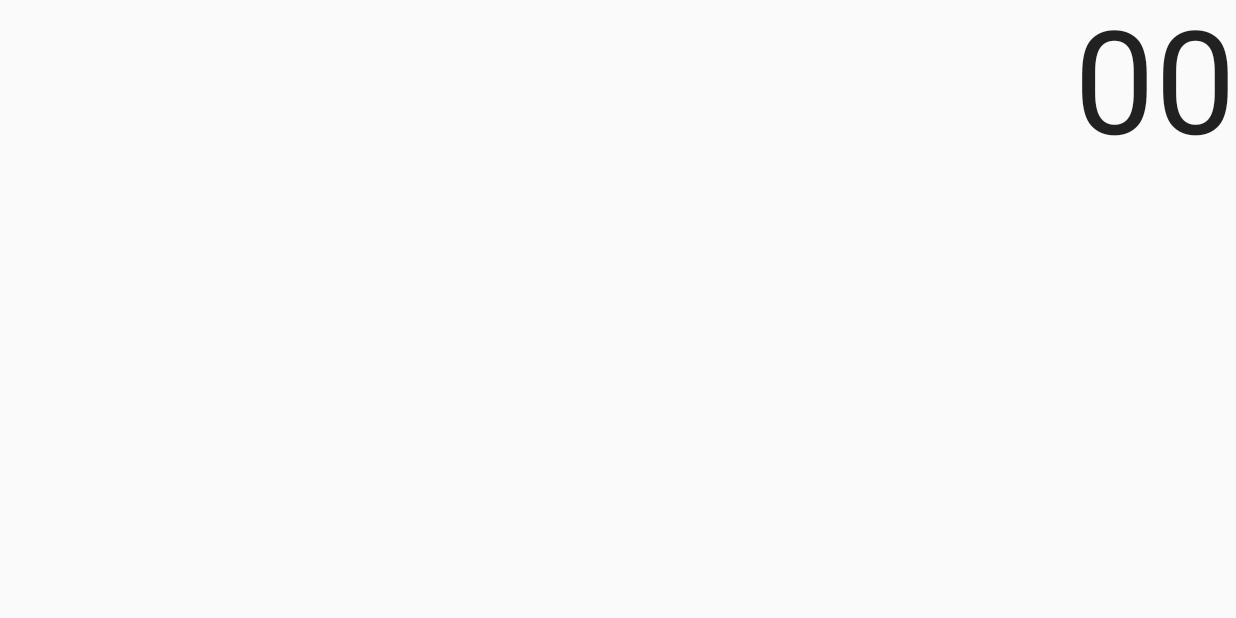
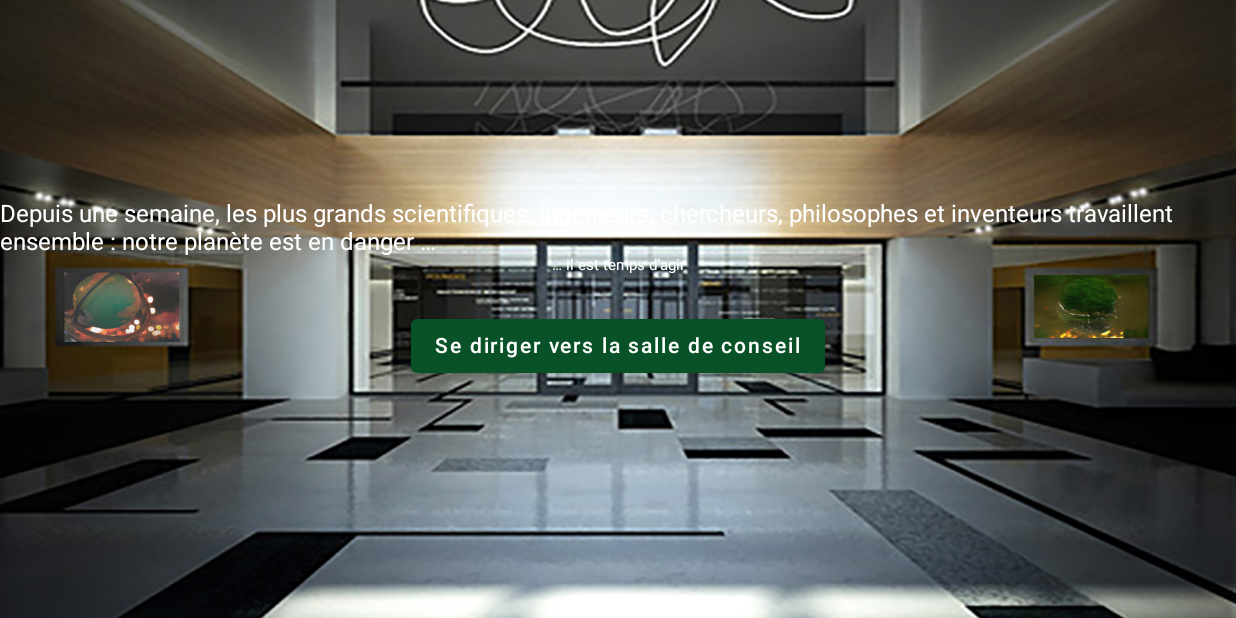
Before and after one commit to lisegt/EscapeGame, an Android app built with Jetpack Compose: the hall_accueil screen opened through its navigation route, on a phone screen of 824 x 412 dp (held sideways). Run offline under Robolectric (Android 15) with nearby library versions, the phone set to English and light mode, and no system bars.

Commit message:
couloir + entree salle conseil

```diff
--- a/app/build.gradle
+++ b/app/build.gradle
@@ -53,7 +53,8 @@ dependencies {
     implementation 'androidx.activity:activity-compose:1.3.1'
     implementation "androidx.compose.ui:ui:$compose_ui_version"
     implementation "androidx.compose.ui:ui-tooling-preview:$compose_ui_version"
-    implementation 'androidx.compose.material:material:1.3.1'
+    implementation "androidx.compose.material:material:$compose_ui_version"
+    implementation "androidx.compose.material:material-icons-extended:$compose_ui_version"
     implementation 'androidx.navigation:navigation-runtime-ktx:2.4.1'
 
     def nav_version = "2.5.3"
--- a/app/src/main/java/com/example/escapegame/hall_accueil.kt
+++ b/app/src/main/java/com/example/escapegame/hall_accueil.kt
@@ -1,58 +1,70 @@
 package com.example.escapegame
 
-import androidx.compose.animation.*
-import androidx.compose.animation.core.tween
-import androidx.compose.foundation.layout.Arrangement
-import androidx.compose.foundation.layout.Column
-import androidx.compose.foundation.layout.fillMaxSize
-import androidx.compose.material.MaterialTheme
+import androidx.compose.animation.core.spring
+import androidx.compose.foundation.layout.*
+import androidx.compose.material.Button
 import androidx.compose.material.Text
-import androidx.compose.runtime.Composable
-import androidx.compose.runtime.collectAsState
-import androidx.compose.runtime.getValue
+import androidx.compose.runtime.*
 import androidx.compose.ui.Alignment
 import androidx.compose.ui.Modifier
-import androidx.compose.ui.text.TextStyle
+import androidx.compose.ui.draw.paint
+import androidx.compose.ui.graphics.Color
+import androidx.compose.ui.layout.ContentScale
+import androidx.compose.ui.res.painterResource
 import androidx.compose.ui.text.style.TextAlign
 import androidx.compose.ui.tooling.preview.Preview
-import androidx.lifecycle.viewmodel.compose.viewModel
+import androidx.compose.ui.unit.dp
+import androidx.compose.ui.unit.sp
+import androidx.navigation.NavController
 import androidx.navigation.compose.rememberNavController
 import com.example.escapegame.ui.theme.EscapeGameTheme
 
-@ExperimentalAnimationApi
+var titreHallAccueil = "Depuis une semaine, les plus grands scientifiques, ingénieurs, chercheurs, philosophes et inventeurs travaillent ensemble : notre planète est en danger …"
+var corpsHallAccueil = "… il est temps d’agir"
 @Composable
-fun pageHallAccueil(mainViewModel: MainViewModel = viewModel()) {
-    val seconds by mainViewModel.seconds.collectAsState(initial = "00")
+fun pageHallAccueil(
+    modifier: Modifier,
+    navController: NavController
+){
+    //background avec image
+    Box(modifier = with (Modifier){
+        fillMaxSize()
+            .paint(
+                // Replace with your image id
+                painterResource(id = R.drawable.hall),
+                contentScale = ContentScale.FillBounds)
+    }
+    )
 
     Column(
-        modifier = Modifier.fillMaxSize(),
-        verticalArrangement = Arrangement.Top,
-        horizontalAlignment = Alignment.End
-    ) {
-        AnimatedContent(
-            targetState = seconds,
-            transitionSpec ={
-                addAnimation().using(SizeTransform(clip = true))
-            }
-        ) { targetCount ->
-            Text(
-                text = "$targetCount",
-                style = TextStyle(fontSize = MaterialTheme.typography.h1.fontSize),
-                textAlign = TextAlign.Center
-            )
-        }
+        modifier = modifier.fillMaxSize(),
+        verticalArrangement = Arrangement.Center,
+        horizontalAlignment = Alignment.CenterHorizontally
+    )  {
+        Text(titreHallAccueil, color = Color.White)
+        Text(
+            text = corpsHallAccueil,
+            fontSize = 10.sp,
+            textAlign = TextAlign.Center,
+            color = Color.White)
+        BoutonVersCouloirSalleConseil(navController)
     }
 }
-@ExperimentalAnimationApi
-fun addAnimation(duration: Int = 800): ContentTransform {
-    return slideInVertically(animationSpec = tween(duration)) { height -> height } + fadeIn(animationSpec = tween(durationMillis = duration)) with slideOutVertically(animationSpec = tween(durationMillis = duration)) {height -> -height} + fadeOut(animationSpec = tween(durationMillis = duration))
+
+@Composable
+private fun BoutonVersCouloirSalleConseil(navController: NavController) {
+    Button(
+        modifier = Modifier.padding(vertical = 24.dp),
+        onClick = { navController.navigate("couloir_salle_conseil") }
+    ) {
+        Text(text = "Se diriger vers la salle de conseil")
+    }
 }
 
 @Preview(showBackground = true, widthDp = 320, heightDp = 320)
-@ExperimentalAnimationApi
 @Composable
-fun HallAccueilPreview() {
+fun BoutonVersCouloirSalleConseilPreview() {
     EscapeGameTheme {
-        pageHallAccueil()
+        pageBienvenue(modifier = Modifier, navController = rememberNavController() )
     }
 }
```
Also changed, not shown: app/src/main/java/com/example/escapegame/MainActivity.kt (+26 -21 lines), app/src/main/java/com/example/escapegame/MainViewModel.kt (+37 -1 lines), app/src/main/java/com/example/escapegame/bienvenue.kt (+5 -3 lines), app/src/main/java/com/example/escapegame/couloir_salle_conseil.kt (added, +53 -0 lines), app/src/main/java/com/example/escapegame/entree_salle_conseil.kt (added, +53 -0 lines), app/src/main/res/drawable/cercle.png (added), app/src/main/res/drawable/couloir_salle_conseil.png (added), app/src/main/res/drawable/entree_salle_conseil.png (added), app/src/main/res/drawable/hall.jpg (added).
